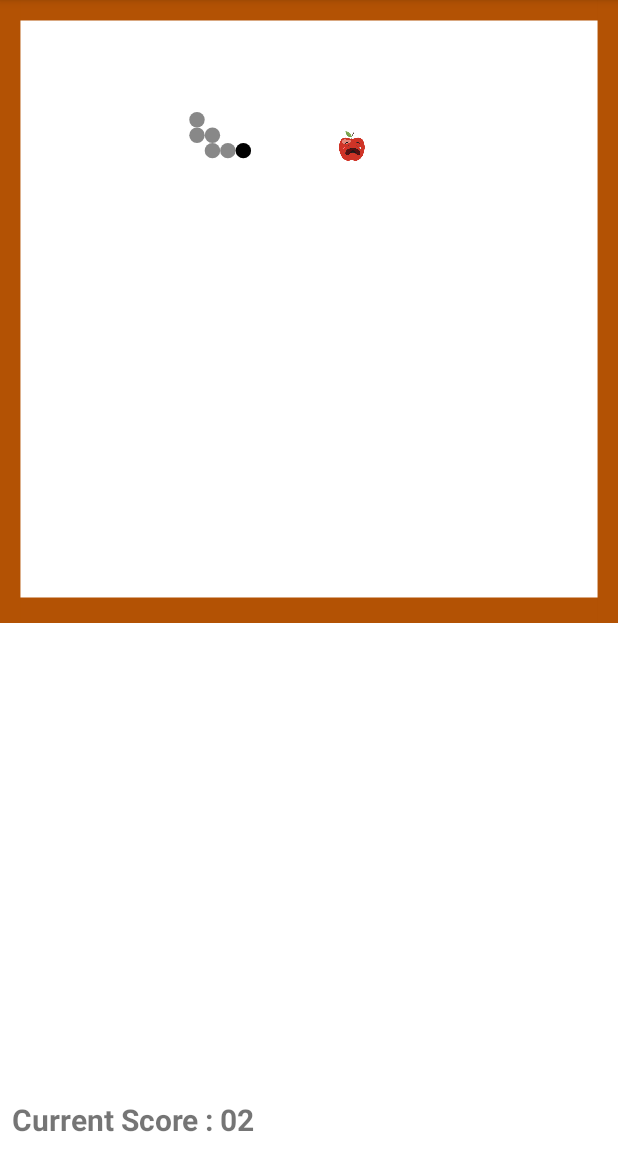
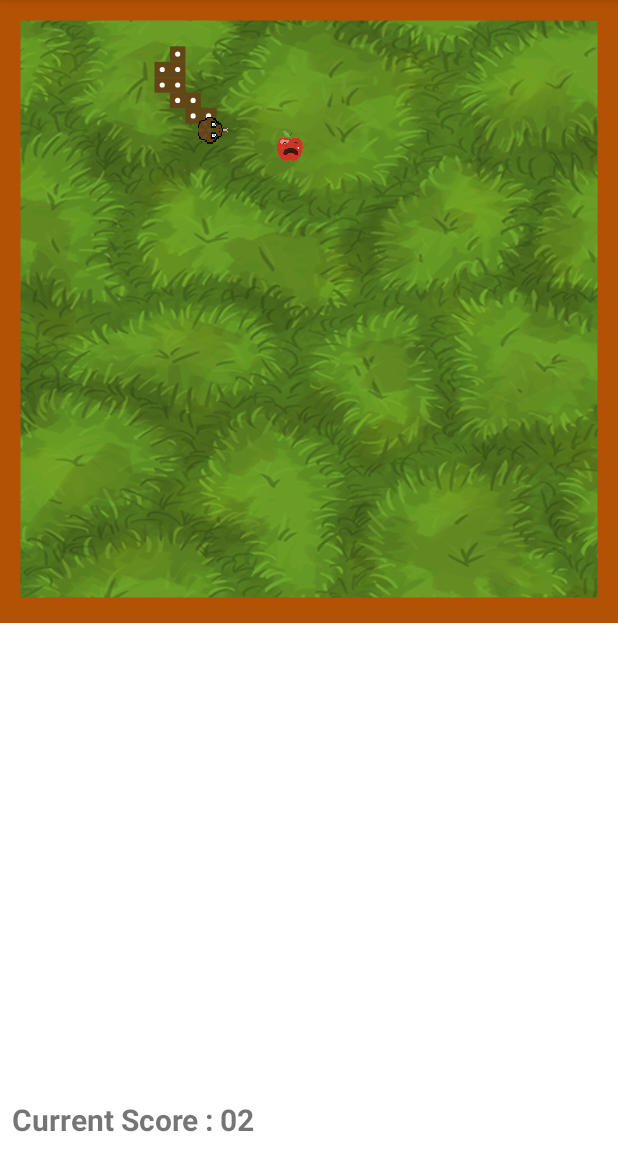
Before and after one commit to Patel-Hemant/Snakple, an Android app: the first screen one second after launch (MainActivity), on a phone screen of 412 x 824 dp, the part 84-1236 px from its top. Run offline under Robolectric (Android 15) with nearby library versions, the phone set to English and light mode, and no system bars.

Commit message:
add assets

```diff
--- a/app/src/main/java/com/hemantpatel/snakple/MainActivity.java
+++ b/app/src/main/java/com/hemantpatel/snakple/MainActivity.java
@@ -28,17 +28,14 @@ public class MainActivity extends AppCompatActivity implements View.OnTouchListe
     private final Handler appleHandler = new Handler();
     private Runnable snakeRunnable;
     private Runnable appleRunnable;
-    private final long snakeUpdateDelay = 150;
-    private final long appleUpdateDelay = 153;
+    private final long snakeUpdateDelay = 200;
+    private final long appleUpdateDelay = 203;
 
     private int currentScore = 0;
     private int time = 0;
     private int sec_for_obstacle = 0;
 
     private float prevX = 0, prevY = 0;
-
-    public MainActivity() {
-    }
 
     @SuppressLint("ClickableViewAccessibility")
     @Override
@@ -256,6 +253,9 @@ public class MainActivity extends AppCompatActivity implements View.OnTouchListe
         } else if (snake.getX() < apple.getX() && snake.getY() == apple.getY()) {
             turnRightSnake();
         }
+
+        // update snake direction for update the image of snake's head
+        if (gameView != null && gameEngine != null) gameView.setSnakeDirection(gameEngine.snakeDirection);
     }
 
     // Turn function for apple
--- a/app/src/main/java/com/hemantpatel/snakple/engine/GameEngine.java
+++ b/app/src/main/java/com/hemantpatel/snakple/engine/GameEngine.java
@@ -169,12 +169,16 @@ public class GameEngine {
 
     private void AddSnake() {
         snake.clear();
+        snake.add(new Coordinate(10, 3));
+        snake.add(new Coordinate(9, 3));
+        snake.add(new Coordinate(8, 3));
         snake.add(new Coordinate(7, 3));
         snake.add(new Coordinate(6, 3));
         snake.add(new Coordinate(5, 3));
         snake.add(new Coordinate(4, 3));
         snake.add(new Coordinate(3, 3));
         snake.add(new Coordinate(2, 3));
+        snake.add(new Coordinate(1, 3));
     }
 
     private void removeTail() {
--- a/app/src/main/java/com/hemantpatel/snakple/views/GameView.java
+++ b/app/src/main/java/com/hemantpatel/snakple/views/GameView.java
@@ -9,8 +9,10 @@ import android.graphics.Paint;
 import android.graphics.Rect;
 import android.util.AttributeSet;
 import android.view.View;
+import android.widget.Toast;
 
 import com.hemantpatel.snakple.R;
+import com.hemantpatel.snakple.enums.Direction;
 import com.hemantpatel.snakple.enums.TileType;
 
 public class GameView extends View {
@@ -20,19 +22,30 @@ public class GameView extends View {
     float tileSizeX;
     float tileSizeY;
     float circleSize;
-    Bitmap apple;
-    Bitmap obstacle;
+    Direction snakeDirection;
+    Bitmap apple, obstacle, grass;
+    Bitmap[] snakeHead = new Bitmap[4];
 
     public GameView(Context context, AttributeSet attrs) {
         super(context, attrs);
         apple = BitmapFactory.decodeResource(context.getResources(), R.drawable.apple_3);
         obstacle = BitmapFactory.decodeResource(context.getResources(), R.drawable.fire_animation);
+        grass = BitmapFactory.decodeResource(context.getResources(), R.drawable.grass_3);
+
+        snakeHead[0] = BitmapFactory.decodeResource(context.getResources(), R.drawable.snake_head_top);
+        snakeHead[1] = BitmapFactory.decodeResource(context.getResources(), R.drawable.snake_head_right);
+        snakeHead[2] = BitmapFactory.decodeResource(context.getResources(), R.drawable.snake_head_down);
+        snakeHead[3] = BitmapFactory.decodeResource(context.getResources(), R.drawable.snake_head_left);
     }
 
     public void setSnakeViewMap(TileType[][] map) {
         this.snakeViewMap = map;
         m = map.length;
         n = map[0].length;
+    }
+
+    public void setSnakeDirection(Direction direction) {
+        snakeDirection = direction;
     }
 
     protected void onDraw(Canvas canvas) {
@@ -47,16 +60,17 @@ public class GameView extends View {
                 for (int y = 1; y < m - 1; y++) {
                     switch (snakeViewMap[x][y]) {
                         case SnakeHead:
-                            mPaint.setColor(Color.BLACK);
-                            canvas.drawCircle(x * tileSizeX + tileSizeX / 2f + circleSize / 2, y * tileSizeY + tileSizeY / 2f + circleSize / 2, circleSize, mPaint);
+                            drawSnakeHead(canvas, x * tileSizeX, y * tileSizeY);
+                            // mPaint.setColor(Color.BLACK);
+                            // canvas.drawCircle(x * tileSizeX + tileSizeX / 2f + circleSize / 2, y * tileSizeY + tileSizeY / 2f + circleSize / 2, circleSize, mPaint);
                             break;
                         case SnakeBody:
-                            mPaint.setColor(Color.GRAY);
-                            canvas.drawCircle(x * tileSizeX + tileSizeX / 2f + circleSize / 2, y * tileSizeY + tileSizeY / 2f + circleSize / 2, circleSize, mPaint);
+                            mPaint.setColor(Color.rgb(99, 69, 23));
+                            canvas.drawRect(x * tileSizeX, y * tileSizeY, (x + 1) * tileSizeX, (y + 1) * tileSizeY, mPaint);
+                            mPaint.setColor(Color.WHITE);
+                            canvas.drawCircle(x * tileSizeX + tileSizeX / 2f, y * tileSizeY + tileSizeY / 2f, circleSize / 3, mPaint);
                             break;
                         case Apple:
-                            mPaint.setColor(Color.RED);
-                            canvas.drawCircle(x * tileSizeX + tileSizeX / 2f + circleSize / 2, y * tileSizeY + tileSizeY / 2f + circleSize / 2, circleSize, mPaint);
                             drawApple(canvas, x * tileSizeX, y * tileSizeY);
                             break;
                         case Fire:
@@ -95,4 +109,34 @@ public class GameView extends View {
 
         canvas.drawBitmap(obstacle, null, rect, null);
     }
+
+    protected void drawGrass(Canvas canvas, float x, float y) {
+        Rect rect = new Rect(0, 0, (int) (2 * tileSizeX), (int) (2 * tileSizeX));
+        rect.offset((int) (x + 5 - tileSizeX / 2), (int) (y - tileSizeY / 2));
+
+        canvas.drawBitmap(grass, null, rect, null);
+    }
+
+    protected void drawSnakeHead(Canvas canvas, float x, float y) {
+        Rect rect = new Rect(0, 0, (int) (2 * tileSizeX), (int) (2 * tileSizeX));
+        rect.offset((int) (x + 5 - tileSizeX / 2), (int) (y - tileSizeY / 2));
+
+        Bitmap snakeHeadBitmap = null;
+        switch (snakeDirection) {
+            case North:
+                snakeHeadBitmap = snakeHead[0];
+                break;
+            case East:
+                snakeHeadBitmap = snakeHead[1];
+                break;
+            case South:
+                snakeHeadBitmap = snakeHead[2];
+                break;
+            case West:
+                snakeHeadBitmap = snakeHead[3];
+                break;
+        }
+
+        canvas.drawBitmap(snakeHeadBitmap, null, rect, null);
+    }
 }
--- a/app/src/main/res/layout/activity_main.xml
+++ b/app/src/main/res/layout/activity_main.xml
@@ -6,12 +6,22 @@
     android:layout_height="match_parent"
     tools:context=".MainActivity">
 
+    <ImageView
+        android:layout_width="match_parent"
+        android:layout_height="0sp"
+        android:scaleType="centerCrop"
+        android:src="@drawable/garden_bg2"
+        app:layout_constraintDimensionRatio="1:1"
+        app:layout_constraintEnd_toEndOf="parent"
+        app:layout_constraintHorizontal_bias="0.5"
+        app:layout_constraintStart_toStartOf="parent"
+        app:layout_constraintTop_toTopOf="parent" />
+
     <com.hemantpatel.snakple.views.GameView
         android:id="@+id/gameView"
         android:layout_width="match_parent"
-        android:layout_height="wrap_content"
+        android:layout_height="match_parent"
         app:layout_constraintBottom_toBottomOf="parent"
-        app:layout_constraintDimensionRatio="1:1"
         app:layout_constraintEnd_toEndOf="parent"
         app:layout_constraintHorizontal_bias="0.5"
         app:layout_constraintStart_toStartOf="parent"
```
Also changed, not shown: app/src/main/res/drawable-v24/grass_1.jpg (added), app/src/main/res/drawable-v24/grass_2.jpg (added), app/src/main/res/drawable-v24/grass_3.jpg (added), app/src/main/res/drawable/apple.png (deleted), app/src/main/res/drawable/apple_2.png (deleted), app/src/main/res/drawable/garden_bg2.png (added), app/src/main/res/drawable/snake_head_down.png (added), app/src/main/res/drawable/snake_head_left.png (added), app/src/main/res/drawable/snake_head_right.png (added), app/src/main/res/drawable/snake_head_top.png (added), 1 other file.
